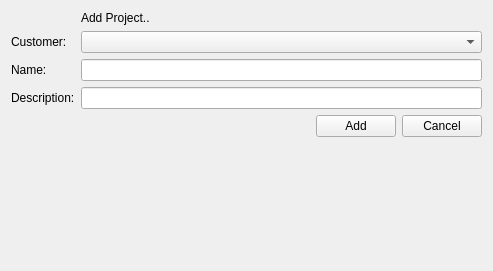
Wolframe/qtClient, file demo/crm/client/addProject.ui: the form before one commit.
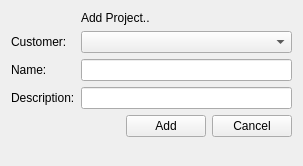
The form after the commit.

The edit to the form file:
```diff
--- a/demo/crm/client/addProject.ui
+++ b/demo/crm/client/addProject.ui
@@ -9,8 +9,8 @@
    <rect>
     <x>0</x>
     <y>0</y>
-    <width>493</width>
-    <height>271</height>
+    <width>303</width>
+    <height>166</height>
    </rect>
   </property>
   <property name="windowTitle">
```
